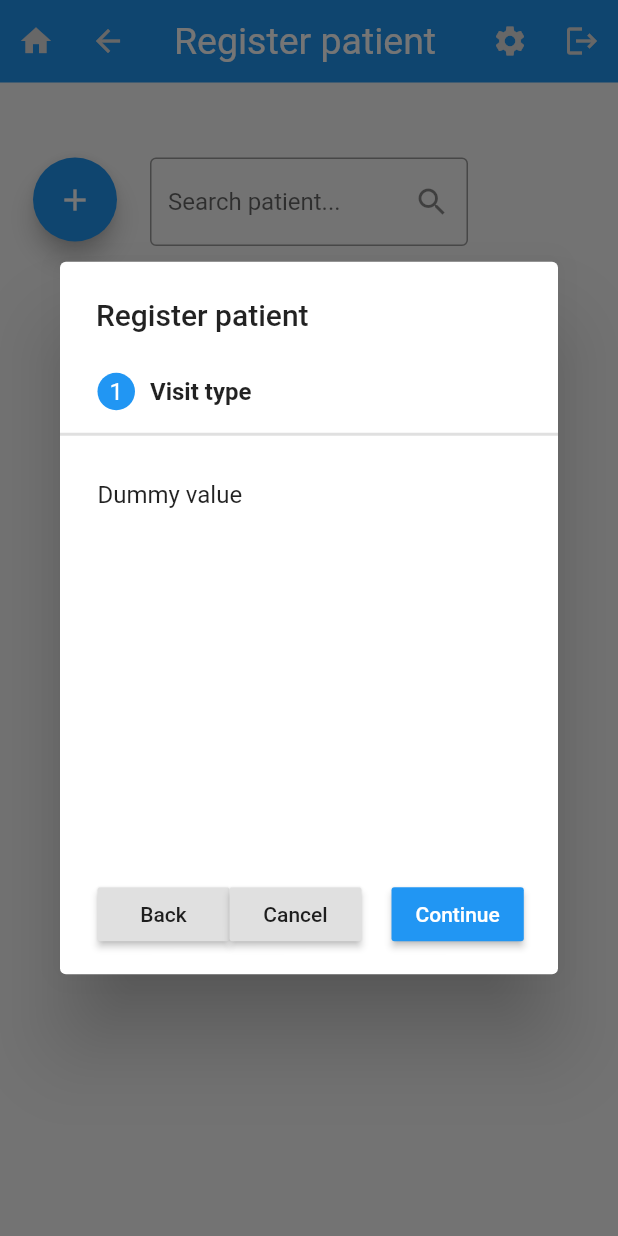
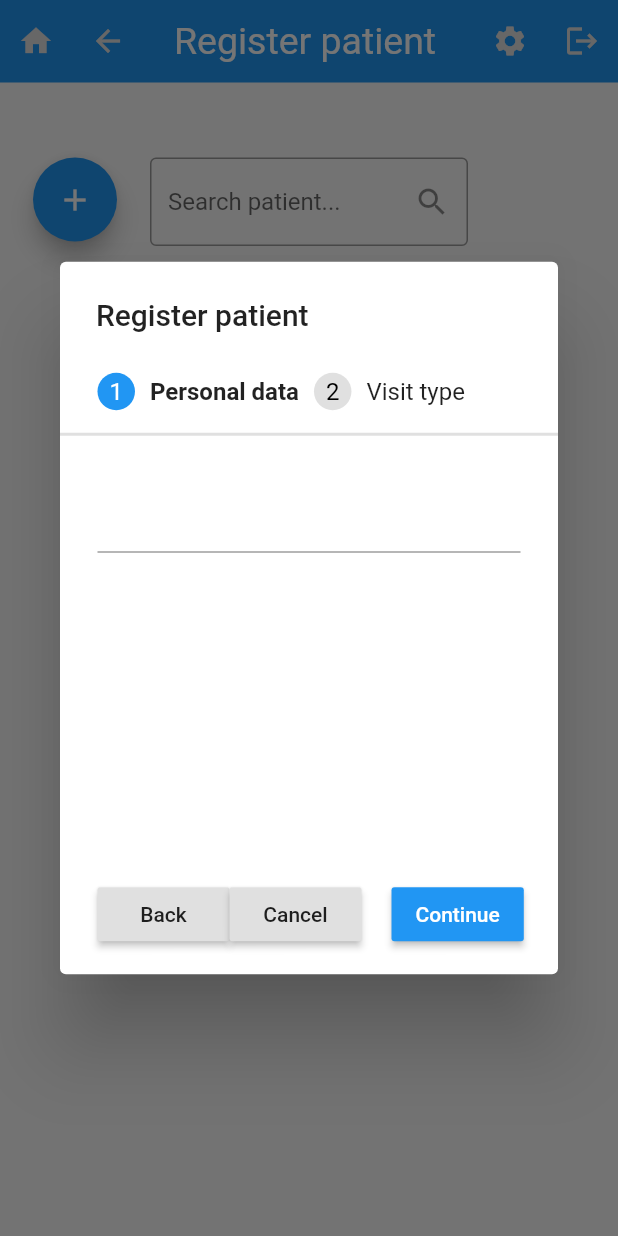
Before and after one commit to ksch-workflows/hospital-administration, a Flutter app: the RegisterPatientPage screen opened directly, after a tap on the "add" icon, on a phone screen of 412 x 824 dp. Run offline on Flutter 3.47's test engine with Material 2 defaults, Android fonts, the phone set to English and light mode, and no system bars; our stand-ins replace flutter_bloc, get_it.

Commit message:
WIP  [ci skip]

```diff
--- a/registration/lib/ui/register_patient/register_patient_dialog/form_stepper.dart
+++ b/registration/lib/ui/register_patient/register_patient_dialog/form_stepper.dart
@@ -2,7 +2,6 @@ import 'package:flutter/material.dart';
 import 'package:flutter/painting.dart';
 import 'package:flutter/rendering.dart';
 import 'package:flutter_bloc/flutter_bloc.dart';
-
 
 /// see https://flutter.dev/docs/cookbook/forms
 abstract class FormStep {
@@ -10,6 +9,7 @@ abstract class FormStep {
 
   /// see
   Widget get body;
+
   bool validate();
 }
 
--- a/registration/lib/ui/register_patient/register_patient_dialog/register_patient_dialog.dart
+++ b/registration/lib/ui/register_patient/register_patient_dialog/register_patient_dialog.dart
@@ -4,31 +4,37 @@ import 'package:registration/ui/register_patient/register_patient_dialog/form_st
 
 GetIt getIt = GetIt.instance;
 
+_RegisterPatientDialogModel kRegisterPatientDialogModel = _RegisterPatientDialogModel();
+
+
 class RegisterPatientDialog extends StatefulWidget {
   @override
   State<StatefulWidget> createState() => _RegisterPatientDialogState();
 }
 
-class _RegisterPatientDialogState extends State<RegisterPatientDialog> with AutomaticKeepAliveClientMixin {
-  bool _submittedOrCanceled = false;
+class _RegisterPatientDialogModel {
+  final visitTypeSelection = DropdownButtonSelection<String>();
+  final nameController = TextEditingController();
+}
+
+class _RegisterPatientDialogState extends State<RegisterPatientDialog> {
+
   List<FormStep> _steps;
-  DropdownButtonSelection<String> _visitTypeSelection;
 
   @override
   void initState() {
     super.initState();
 
-    _visitTypeSelection = DropdownButtonSelection<String>();
-    _visitTypeSelection.value = "Dummy value";
+    kRegisterPatientDialogModel.visitTypeSelection.value = "Some dummy value";
 
     _steps = [
-      VisitTypeFormStep(visitTypeSelection: _visitTypeSelection),
+      PersonalDataFormStep(nameController: kRegisterPatientDialogModel.nameController),
+      VisitTypeFormStep(visitTypeSelection: kRegisterPatientDialogModel.visitTypeSelection),
     ];
   }
 
   @override
   Widget build(BuildContext context) {
-    super.build(context);
     return SimpleDialog(
       title: Text("Register patient"),
       children: <Widget>[
@@ -41,20 +47,40 @@ class _RegisterPatientDialogState extends State<RegisterPatientDialog> with Auto
       ],
     );
   }
-
-  @override
-  bool get wantKeepAlive => !_submittedOrCanceled;
 }
 
 class DropdownButtonSelection<T> {
   T value;
 }
 
+class PersonalDataFormStep implements FormStep {
+  final TextEditingController nameController;
+
+  PersonalDataFormStep({this.nameController});
+
+  @override
+  String get title => "Personal data";
+
+  @override
+  Widget get body => Column(
+        children: [
+          TextField(
+            controller: nameController,
+          )
+        ],
+      );
+
+  @override
+  bool validate() {
+    return true;
+  }
+}
+
 class VisitTypeFormStep implements FormStep {
   final _formKey = GlobalKey<FormState>();
   final DropdownButtonSelection<String> visitTypeSelection;
 
-  VisitTypeFormStep({ this.visitTypeSelection });
+  VisitTypeFormStep({this.visitTypeSelection});
 
   @override
   String get title => "Visit type";
@@ -65,13 +91,15 @@ class VisitTypeFormStep implements FormStep {
   }
 
   @override
-  Widget get body => _VisitTypeFormStepBody(visitTypeSelection: visitTypeSelection,);
+  Widget get body => _VisitTypeFormStepBody(
+        visitTypeSelection: visitTypeSelection,
+      );
 }
 
 class _VisitTypeFormStepBody extends StatefulWidget {
   final DropdownButtonSelection<String> visitTypeSelection;
 
-  _VisitTypeFormStepBody({ this.visitTypeSelection });
+  _VisitTypeFormStepBody({this.visitTypeSelection});
 
   @override
   _VisitTypeFormStepBodyState createState() => _VisitTypeFormStepBodyState();
@@ -80,8 +108,6 @@ class _VisitTypeFormStepBody extends StatefulWidget {
 class _VisitTypeFormStepBodyState extends State<_VisitTypeFormStepBody> {
   @override
   Widget build(BuildContext context) {
-    return Container(
-      child: Text(widget.visitTypeSelection.value)
-    );
+    return Container(child: Text(widget.visitTypeSelection.value));
   }
 }
--- a/registration/lib/ui/register_patient/register_patient_page.dart
+++ b/registration/lib/ui/register_patient/register_patient_page.dart
@@ -18,7 +18,6 @@ class _RegisterPatientPageState extends State<RegisterPatientPage> {
   @override
   void initState() {
     super.initState();
-
   }
 
   @override
```
